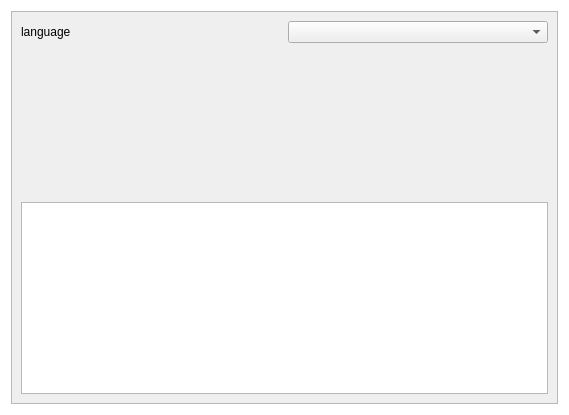
First picture: the form in src/settingswindow.ui, repository aiwang23/serialPortTools, before the edit.
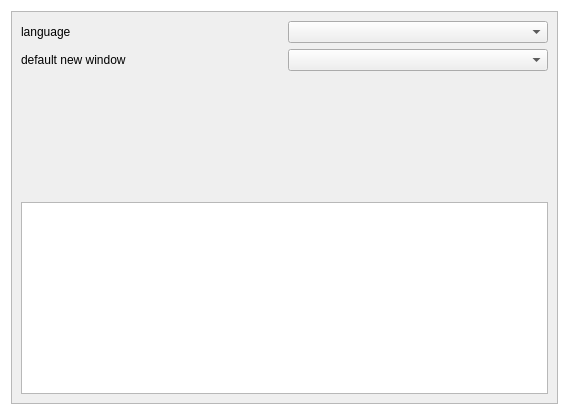
Second picture: the form after the edit. Custom widgets are drawn as their Qt base class.

What changed in the file:
```diff
--- a/src/settingswindow.ui
+++ b/src/settingswindow.ui
@@ -49,6 +49,20 @@
          </item>
         </layout>
        </item>
+       <item>
+        <layout class="QHBoxLayout" name="horizontalLayout_2">
+         <item>
+          <widget class="ElaText" name="label_default_new_window">
+           <property name="text">
+            <string>default new window</string>
+           </property>
+          </widget>
+         </item>
+         <item>
+          <widget class="ElaComboBox" name="comboBox_default_new_window"/>
+         </item>
+        </layout>
+       </item>
        <item>
         <spacer name="verticalSpacer">
          <property name="orientation">
```
